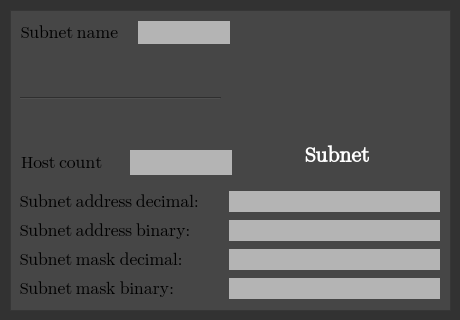
Above: src/widgetApp/SubnetDialog.ui from Projekt-zespolowy-TIU/DesignYourNetwork before the change. Below: the same form after it.
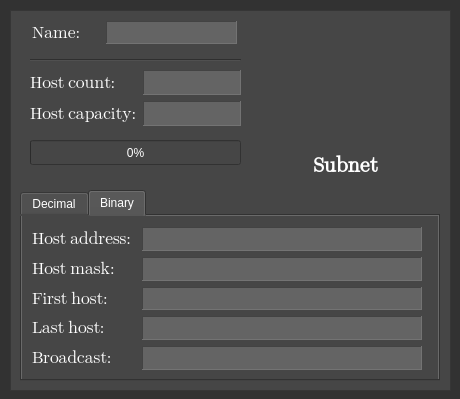
That is the form after the change. The open tabs and pages were chosen to show the change.

Patch:
```diff
--- a/src/widgetApp/SubnetDialog.ui
+++ b/src/widgetApp/SubnetDialog.ui
@@ -7,7 +7,7 @@
     <x>0</x>
     <y>0</y>
     <width>460</width>
-    <height>320</height>
+    <height>399</height>
    </rect>
   </property>
   <property name="windowTitle">
@@ -17,7 +17,8 @@
    <bool>false</bool>
   </property>
   <property name="styleSheet">
-   <string notr="true">background-color: rgb(50, 50, 50);</string>
+   <string notr="true">background-color: rgb(50, 50, 50);
+color: rgb(255, 255, 255);</string>
   </property>
   <widget class="QFrame" name="frame">
    <property name="geometry">
@@ -25,7 +26,7 @@
      <x>10</x>
      <y>10</y>
      <width>441</width>
-     <height>301</height>
+     <height>381</height>
     </rect>
    </property>
    <property name="font">
@@ -43,316 +44,12 @@
    <property name="frameShadow">
     <enum>QFrame::Raised</enum>
    </property>
-   <widget class="QLabel" name="imageLabel">
+   <widget class="QLabel" name="label_10">
     <property name="geometry">
      <rect>
-      <x>270</x>
-      <y>10</y>
-      <width>120</width>
-      <height>120</height>
-     </rect>
-    </property>
-    <property name="autoFillBackground">
-     <bool>false</bool>
-    </property>
-    <property name="styleSheet">
-     <string notr="true"/>
-    </property>
-    <property name="text">
-     <string/>
-    </property>
-    <property name="alignment">
-     <set>Qt::AlignCenter</set>
-    </property>
-   </widget>
-   <widget class="QLabel" name="label_5">
-    <property name="geometry">
-     <rect>
-      <x>11</x>
-      <y>11</y>
-      <width>111</width>
-      <height>23</height>
-     </rect>
-    </property>
-    <property name="font">
-     <font>
-      <family>Segoe UI Emoji</family>
-      <pointsize>13</pointsize>
-      <weight>50</weight>
-      <italic>false</italic>
-      <bold>false</bold>
-     </font>
-    </property>
-    <property name="text">
-     <string>Subnet name</string>
-    </property>
-   </widget>
-   <widget class="QLabel" name="subnetName">
-    <property name="geometry">
-     <rect>
-      <x>128</x>
-      <y>11</y>
-      <width>92</width>
-      <height>23</height>
-     </rect>
-    </property>
-    <property name="font">
-     <font>
-      <family>Segoe UI Emoji</family>
-      <pointsize>12</pointsize>
-      <weight>50</weight>
-      <italic>false</italic>
-      <bold>false</bold>
-     </font>
-    </property>
-    <property name="autoFillBackground">
-     <bool>false</bool>
-    </property>
-    <property name="styleSheet">
-     <string notr="true">background-color: rgb(180, 180, 180);
-color: rgb(248, 243, 183);</string>
-    </property>
-    <property name="text">
-     <string/>
-    </property>
-    <property name="alignment">
-     <set>Qt::AlignCenter</set>
-    </property>
-   </widget>
-   <widget class="Line" name="line">
-    <property name="geometry">
-     <rect>
-      <x>10</x>
-      <y>80</y>
-      <width>201</width>
-      <height>16</height>
-     </rect>
-    </property>
-    <property name="orientation">
-     <enum>Qt::Horizontal</enum>
-    </property>
-   </widget>
-   <widget class="QLabel" name="subnetMaskBinary">
-    <property name="geometry">
-     <rect>
-      <x>219</x>
-      <y>268</y>
-      <width>211</width>
-      <height>21</height>
-     </rect>
-    </property>
-    <property name="font">
-     <font>
-      <family>Segoe UI Emoji</family>
-      <pointsize>8</pointsize>
-      <weight>75</weight>
-      <italic>false</italic>
-      <bold>true</bold>
-     </font>
-    </property>
-    <property name="autoFillBackground">
-     <bool>false</bool>
-    </property>
-    <property name="styleSheet">
-     <string notr="true">background-color: rgb(180, 180, 180);
-color: rgb(248, 243, 183);</string>
-    </property>
-    <property name="text">
-     <string/>
-    </property>
-    <property name="alignment">
-     <set>Qt::AlignCenter</set>
-    </property>
-   </widget>
-   <widget class="QLabel" name="subnetMaskDecimal">
-    <property name="geometry">
-     <rect>
-      <x>219</x>
-      <y>239</y>
-      <width>211</width>
-      <height>21</height>
-     </rect>
-    </property>
-    <property name="font">
-     <font>
-      <family>Segoe UI Emoji</family>
-      <pointsize>12</pointsize>
-      <weight>75</weight>
-      <italic>false</italic>
-      <bold>true</bold>
-     </font>
-    </property>
-    <property name="autoFillBackground">
-     <bool>false</bool>
-    </property>
-    <property name="styleSheet">
-     <string notr="true">background-color: rgb(180, 180, 180);
-color: rgb(248, 243, 183);</string>
-    </property>
-    <property name="text">
-     <string/>
-    </property>
-    <property name="alignment">
-     <set>Qt::AlignCenter</set>
-    </property>
-   </widget>
-   <widget class="QLabel" name="subnetAddressDecimal">
-    <property name="geometry">
-     <rect>
-      <x>219</x>
-      <y>181</y>
-      <width>211</width>
-      <height>21</height>
-     </rect>
-    </property>
-    <property name="font">
-     <font>
-      <family>Segoe UI Emoji</family>
-      <pointsize>12</pointsize>
-      <weight>75</weight>
-      <bold>true</bold>
-     </font>
-    </property>
-    <property name="autoFillBackground">
-     <bool>false</bool>
-    </property>
-    <property name="styleSheet">
-     <string notr="true">background-color: rgb(180, 180, 180);
-color: rgb(248, 243, 183);</string>
-    </property>
-    <property name="text">
-     <string/>
-    </property>
-    <property name="alignment">
-     <set>Qt::AlignCenter</set>
-    </property>
-   </widget>
-   <widget class="QLabel" name="label_2">
-    <property name="geometry">
-     <rect>
-      <x>10</x>
-      <y>180</y>
-      <width>193</width>
-      <height>23</height>
-     </rect>
-    </property>
-    <property name="font">
-     <font>
-      <family>Segoe UI Emoji</family>
-      <pointsize>13</pointsize>
-      <weight>50</weight>
-      <italic>false</italic>
-      <bold>false</bold>
-     </font>
-    </property>
-    <property name="text">
-     <string>Subnet address decimal:</string>
-    </property>
-   </widget>
-   <widget class="QLabel" name="label">
-    <property name="geometry">
-     <rect>
-      <x>10</x>
-      <y>209</y>
-      <width>182</width>
-      <height>23</height>
-     </rect>
-    </property>
-    <property name="font">
-     <font>
-      <family>Segoe UI Emoji</family>
-      <pointsize>13</pointsize>
-      <weight>50</weight>
-      <italic>false</italic>
-      <bold>false</bold>
-     </font>
-    </property>
-    <property name="text">
-     <string>Subnet address binary:</string>
-    </property>
-   </widget>
-   <widget class="QLabel" name="label_3">
-    <property name="geometry">
-     <rect>
-      <x>10</x>
-      <y>267</y>
-      <width>163</width>
-      <height>23</height>
-     </rect>
-    </property>
-    <property name="font">
-     <font>
-      <family>Segoe UI Emoji</family>
-      <pointsize>13</pointsize>
-      <weight>50</weight>
-      <italic>false</italic>
-      <bold>false</bold>
-     </font>
-    </property>
-    <property name="text">
-     <string>Subnet mask binary:</string>
-    </property>
-   </widget>
-   <widget class="QLabel" name="label_4">
-    <property name="geometry">
-     <rect>
-      <x>10</x>
-      <y>238</y>
-      <width>175</width>
-      <height>23</height>
-     </rect>
-    </property>
-    <property name="font">
-     <font>
-      <family>Segoe UI Emoji</family>
-      <pointsize>13</pointsize>
-      <weight>50</weight>
-      <italic>false</italic>
-      <bold>false</bold>
-     </font>
-    </property>
-    <property name="text">
-     <string>Subnet mask decimal:</string>
-    </property>
-   </widget>
-   <widget class="QLabel" name="subnetAddressBinary">
-    <property name="geometry">
-     <rect>
-      <x>219</x>
-      <y>210</y>
-      <width>211</width>
-      <height>21</height>
-     </rect>
-    </property>
-    <property name="font">
-     <font>
-      <family>Segoe UI Emoji</family>
-      <pointsize>8</pointsize>
-      <weight>75</weight>
-      <italic>false</italic>
-      <bold>true</bold>
-     </font>
-    </property>
-    <property name="autoFillBackground">
-     <bool>false</bool>
-    </property>
-    <property name="styleSheet">
-     <string notr="true">background-color: rgb(180, 180, 180);
-color: rgb(248, 243, 183);</string>
-    </property>
-    <property name="text">
-     <string/>
-    </property>
-    <property name="alignment">
-     <set>Qt::AlignCenter</set>
-    </property>
-   </widget>
-   <widget class="QLabel" name="label_6">
-    <property name="geometry">
-     <rect>
-      <x>295</x>
-      <y>130</y>
-      <width>71</width>
+      <x>290</x>
+      <y>140</y>
+      <width>91</width>
       <height>31</height>
      </rect>
     </property>
@@ -370,19 +67,654 @@
     <property name="text">
      <string>Subnet</string>
     </property>
+    <property name="alignment">
+     <set>Qt::AlignCenter</set>
+    </property>
    </widget>
-   <widget class="QWidget" name="">
+   <widget class="QTabWidget" name="tabWidget">
     <property name="geometry">
      <rect>
-      <x>11</x>
-      <y>140</y>
+      <x>10</x>
+      <y>180</y>
+      <width>420</width>
+      <height>191</height>
+     </rect>
+    </property>
+    <property name="tabPosition">
+     <enum>QTabWidget::North</enum>
+    </property>
+    <property name="currentIndex">
+     <number>0</number>
+    </property>
+    <widget class="QWidget" name="tab">
+     <attribute name="title">
+      <string>Decimal</string>
+     </attribute>
+     <widget class="QWidget" name="">
+      <property name="geometry">
+       <rect>
+        <x>11</x>
+        <y>12</y>
+        <width>390</width>
+        <height>143</height>
+       </rect>
+      </property>
+      <layout class="QGridLayout" name="gridLayout">
+       <item row="0" column="0">
+        <widget class="QLabel" name="label_13">
+         <property name="font">
+          <font>
+           <family>Segoe UI Emoji</family>
+           <pointsize>13</pointsize>
+           <weight>50</weight>
+           <italic>false</italic>
+           <bold>false</bold>
+          </font>
+         </property>
+         <property name="text">
+          <string>Host address:</string>
+         </property>
+        </widget>
+       </item>
+       <item row="0" column="1">
+        <widget class="QLabel" name="subnetAddressDecimal">
+         <property name="minimumSize">
+          <size>
+           <width>280</width>
+           <height>0</height>
+          </size>
+         </property>
+         <property name="font">
+          <font>
+           <family>Segoe UI Emoji</family>
+           <pointsize>13</pointsize>
+           <weight>50</weight>
+           <bold>false</bold>
+          </font>
+         </property>
+         <property name="autoFillBackground">
+          <bool>false</bool>
+         </property>
+         <property name="styleSheet">
+          <string notr="true">background-color: rgb(100, 100, 100);
+</string>
+         </property>
+         <property name="frameShape">
+          <enum>QFrame::Panel</enum>
+         </property>
+         <property name="frameShadow">
+          <enum>QFrame::Sunken</enum>
+         </property>
+         <property name="text">
+          <string/>
+         </property>
+         <property name="alignment">
+          <set>Qt::AlignCenter</set>
+         </property>
+        </widget>
+       </item>
+       <item row="1" column="0">
+        <widget class="QLabel" name="label_16">
+         <property name="font">
+          <font>
+           <family>Segoe UI Emoji</family>
+           <pointsize>13</pointsize>
+           <weight>50</weight>
+           <italic>false</italic>
+           <bold>false</bold>
+          </font>
+         </property>
+         <property name="text">
+          <string>Host mask:</string>
+         </property>
+        </widget>
+       </item>
+       <item row="1" column="1">
+        <widget class="QLabel" name="subnetMaskDecimal">
+         <property name="minimumSize">
+          <size>
+           <width>280</width>
+           <height>0</height>
+          </size>
+         </property>
+         <property name="font">
+          <font>
+           <family>Segoe UI Emoji</family>
+           <pointsize>13</pointsize>
+           <weight>50</weight>
+           <italic>false</italic>
+           <bold>false</bold>
+          </font>
+         </property>
+         <property name="autoFillBackground">
+          <bool>false</bool>
+         </property>
+         <property name="styleSheet">
+          <string notr="true">background-color: rgb(100, 100, 100);
+</string>
+         </property>
+         <property name="frameShape">
+          <enum>QFrame::Panel</enum>
+         </property>
+         <property name="frameShadow">
+          <enum>QFrame::Sunken</enum>
+         </property>
+         <property name="text">
+          <string/>
+         </property>
+         <property name="alignment">
+          <set>Qt::AlignCenter</set>
+         </property>
+        </widget>
+       </item>
+       <item row="2" column="0">
+        <widget class="QLabel" name="label_19">
+         <property name="font">
+          <font>
+           <family>Segoe UI Emoji</family>
+           <pointsize>13</pointsize>
+           <weight>50</weight>
+           <italic>false</italic>
+           <bold>false</bold>
+          </font>
+         </property>
+         <property name="text">
+          <string>First host:</string>
+         </property>
+        </widget>
+       </item>
+       <item row="2" column="1">
+        <widget class="QLabel" name="firstAddressDecimal">
+         <property name="minimumSize">
+          <size>
+           <width>280</width>
+           <height>0</height>
+          </size>
+         </property>
+         <property name="font">
+          <font>
+           <family>Segoe UI Emoji</family>
+           <pointsize>13</pointsize>
+           <weight>50</weight>
+           <bold>false</bold>
+          </font>
+         </property>
+         <property name="autoFillBackground">
+          <bool>false</bool>
+         </property>
+         <property name="styleSheet">
+          <string notr="true">background-color: rgb(100, 100, 100);
+</string>
+         </property>
+         <property name="frameShape">
+          <enum>QFrame::Panel</enum>
+         </property>
+         <property name="frameShadow">
+          <enum>QFrame::Sunken</enum>
+         </property>
+         <property name="text">
+          <string/>
+         </property>
+         <property name="alignment">
+          <set>Qt::AlignCenter</set>
+         </property>
+        </widget>
+       </item>
+       <item row="3" column="0">
+        <widget class="QLabel" name="label_18">
+         <property name="font">
+          <font>
+           <family>Segoe UI Emoji</family>
+           <pointsize>13</pointsize>
+           <weight>50</weight>
+           <italic>false</italic>
+           <bold>false</bold>
+          </font>
+         </property>
+         <property name="text">
+          <string>Last host:</string>
+         </property>
+        </widget>
+       </item>
+       <item row="3" column="1">
+        <widget class="QLabel" name="lastAddressDecimal">
+         <property name="minimumSize">
+          <size>
+           <width>280</width>
+           <height>0</height>
+          </size>
+         </property>
+         <property name="font">
+          <font>
+           <family>Segoe UI Emoji</family>
+           <pointsize>13</pointsize>
+           <weight>50</weight>
+           <italic>false</italic>
+           <bold>false</bold>
+          </font>
+         </property>
+         <property name="autoFillBackground">
+          <bool>false</bool>
+         </property>
+         <property name="styleSheet">
+          <string notr="true">background-color: rgb(100, 100, 100);
+</string>
+         </property>
+         <property name="frameShape">
+          <enum>QFrame::Panel</enum>
+         </property>
+         <property name="frameShadow">
+          <enum>QFrame::Sunken</enum>
+         </property>
+         <property name="text">
+          <string/>
+         </property>
+         <property name="alignment">
+          <set>Qt::AlignCenter</set>
+         </property>
+        </widget>
+       </item>
+       <item row="4" column="0">
+        <widget class="QLabel" name="label_23">
+         <property name="font">
+          <font>
+           <family>Segoe UI Emoji</family>
+           <pointsize>13</pointsize>
+           <weight>50</weight>
+           <italic>false</italic>
+           <bold>false</bold>
+          </font>
+         </property>
+         <property name="text">
+          <string>Broadcast:</string>
+         </property>
+        </widget>
+       </item>
+       <item row="4" column="1">
+        <widget class="QLabel" name="broadcastAddressDecimal">
+         <property name="minimumSize">
+          <size>
+           <width>280</width>
+           <height>0</height>
+          </size>
+         </property>
+         <property name="font">
+          <font>
+           <family>Segoe UI Emoji</family>
+           <pointsize>13</pointsize>
+           <weight>50</weight>
+           <italic>false</italic>
+           <bold>false</bold>
+          </font>
+         </property>
+         <property name="autoFillBackground">
+          <bool>false</bool>
+         </property>
+         <property name="styleSheet">
+          <string notr="true">background-color: rgb(100, 100, 100);
+</string>
+         </property>
+         <property name="frameShape">
+          <enum>QFrame::Panel</enum>
+         </property>
+         <property name="frameShadow">
+          <enum>QFrame::Sunken</enum>
+         </property>
+         <property name="text">
+          <string/>
+         </property>
+         <property name="alignment">
+          <set>Qt::AlignCenter</set>
+         </property>
+        </widget>
+       </item>
+      </layout>
+     </widget>
+    </widget>
+    <widget class="QWidget" name="tab_2">
+     <attribute name="title">
+      <string>Binary</string>
+     </attribute>
+     <widget class="QWidget" name="">
+      <property name="geometry">
+       <rect>
+        <x>10</x>
+        <y>11</y>
+        <width>390</width>
+        <height>143</height>
+       </rect>
+      </property>
+      <layout class="QGridLayout" name="gridLayout_2">
+       <item row="0" column="0">
+        <widget class="QLabel" name="label_14">
+         <property name="font">
+          <font>
+           <family>Segoe UI Emoji</family>
+           <pointsize>13</pointsize>
+           <weight>50</weight>
+           <italic>false</italic>
+           <bold>false</bold>
+          </font>
+         </property>
+         <property name="text">
+          <string>Host address:</string>
+         </property>
+        </widget>
+       </item>
+       <item row="0" column="1">
+        <widget class="QLabel" name="subnetAddressBinary">
+         <property name="minimumSize">
+          <size>
+           <width>280</width>
+           <height>0</height>
+          </size>
+         </property>
+         <property name="font">
+          <font>
+           <family>Segoe UI Emoji</family>
+           <pointsize>6</pointsize>
+           <weight>50</weight>
+           <italic>false</italic>
+           <bold>false</bold>
+          </font>
+         </property>
+         <property name="autoFillBackground">
+          <bool>false</bool>
+         </property>
+         <property name="styleSheet">
+          <string notr="true">background-color: rgb(100, 100, 100);
+</string>
+         </property>
+         <property name="frameShape">
+          <enum>QFrame::Panel</enum>
+         </property>
+         <property name="frameShadow">
+          <enum>QFrame::Sunken</enum>
+         </property>
+         <property name="text">
+          <string/>
+         </property>
+         <property name="alignment">
+          <set>Qt::AlignCenter</set>
+         </property>
+        </widget>
+       </item>
+       <item row="1" column="0">
+        <widget class="QLabel" name="label_15">
+         <property name="font">
+          <font>
+           <family>Segoe UI Emoji</family>
+           <pointsize>13</pointsize>
+           <weight>50</weight>
+           <italic>false</italic>
+           <bold>false</bold>
+          </font>
+         </property>
+         <property name="text">
+          <string>Host mask:</string>
+         </property>
+        </widget>
+       </item>
+       <item row="1" column="1">
+        <widget class="QLabel" name="subnetMaskBinary">
+         <property name="minimumSize">
+          <size>
+           <width>280</width>
+           <height>0</height>
+          </size>
+         </property>
+         <property name="font">
+          <font>
+           <family>Segoe UI Emoji</family>
+           <pointsize>6</pointsize>
+           <weight>50</weight>
+           <italic>false</italic>
+           <bold>false</bold>
+          </font>
+         </property>
+         <property name="autoFillBackground">
+          <bool>false</bool>
+         </property>
+         <property name="styleSheet">
+          <string notr="true">background-color: rgb(100, 100, 100);
+</string>
+         </property>
+         <property name="frameShape">
+          <enum>QFrame::Panel</enum>
+         </property>
+         <property name="frameShadow">
+          <enum>QFrame::Sunken</enum>
+         </property>
+         <property name="text">
+          <string/>
+         </property>
+         <property name="alignment">
+          <set>Qt::AlignCenter</set>
+         </property>
+        </widget>
+       </item>
+       <item row="2" column="0">
+        <widget class="QLabel" name="label_21">
+         <property name="font">
+          <font>
+           <family>Segoe UI Emoji</family>
+           <pointsize>13</pointsize>
+           <weight>50</weight>
+           <italic>false</italic>
+           <bold>false</bold>
+          </font>
+         </property>
+         <property name="text">
+          <string>First host:</string>
+         </property>
+        </widget>
+       </item>
+       <item row="2" column="1">
+        <widget class="QLabel" name="firstAddressBinary">
+         <property name="minimumSize">
+          <size>
+           <width>280</width>
+           <height>0</height>
+          </size>
+         </property>
+         <property name="font">
+          <font>
+           <family>Segoe UI Emoji</family>
+           <pointsize>6</pointsize>
+           <weight>50</weight>
+           <bold>false</bold>
+          </font>
+         </property>
+         <property name="autoFillBackground">
+          <bool>false</bool>
+         </property>
+         <property name="styleSheet">
+          <string notr="true">background-color: rgb(100, 100, 100);
+</string>
+         </property>
+         <property name="frameShape">
+          <enum>QFrame::Panel</enum>
+         </property>
+         <property name="frameShadow">
+          <enum>QFrame::Sunken</enum>
+         </property>
+         <property name="text">
+          <string/>
+         </property>
+         <property name="alignment">
+          <set>Qt::AlignCenter</set>
+         </property>
+        </widget>
+       </item>
+       <item row="3" column="0">
+        <widget class="QLabel" name="label_20">
+         <property name="font">
+          <font>
+           <family>Segoe UI Emoji</family>
+           <pointsize>13</pointsize>
+           <weight>50</weight>
+           <italic>false</italic>
+           <bold>false</bold>
+          </font>
+         </property>
+         <property name="text">
+          <string>Last host:</string>
+         </property>
+        </widget>
+       </item>
+       <item row="3" column="1">
+        <widget class="QLabel" name="lastAddressBinary">
+         <property name="minimumSize">
+          <size>
+           <width>280</width>
+           <height>0</height>
+          </size>
+         </property>
+         <property name="font">
+          <font>
+           <family>Segoe UI Emoji</family>
+           <pointsize>6</pointsize>
+           <weight>50</weight>
+           <italic>false</italic>
+           <bold>false</bold>
+          </font>
+         </property>
+         <property name="autoFillBackground">
+          <bool>false</bool>
+         </property>
+         <property name="styleSheet">
+          <string notr="true">background-color: rgb(100, 100, 100);
+</string>
+         </property>
+         <property name="frameShape">
+          <enum>QFrame::Panel</enum>
+         </property>
+         <property name="frameShadow">
+          <enum>QFrame::Sunken</enum>
+         </property>
+         <property name="text">
+          <string/>
+         </property>
+         <property name="alignment">
+          <set>Qt::AlignCenter</set>
+         </property>
+        </widget>
+       </item>
+       <item row="4" column="0">
+        <widget class="QLabel" name="label_22">
+         <property name="font">
+          <font>
+           <family>Segoe UI Emoji</family>
+           <pointsize>13</pointsize>
+           <weight>50</weight>
+           <italic>false</italic>
+           <bold>false</bold>
+          </font>
+         </property>
+         <property name="text">
+          <string>Broadcast:</string>
+         </property>
+        </widget>
+       </item>
+       <item row="4" column="1">
+        <widget class="QLabel" name="broadcastAddressBinary">
+         <property name="minimumSize">
+          <size>
+           <width>280</width>
+           <height>0</height>
+          </size>
+         </property>
+         <property name="font">
+          <font>
+           <family>Segoe UI Emoji</family>
+           <pointsize>6</pointsize>
+           <weight>50</weight>
+           <italic>false</italic>
+           <bold>false</bold>
+          </font>
+         </property>
+         <property name="autoFillBackground">
+          <bool>false</bool>
+         </property>
+         <property name="styleSheet">
+          <string notr="true">background-color: rgb(100, 100, 100);
+</string>
+         </property>
+         <property name="frameShape">
+          <enum>QFrame::Panel</enum>
+         </property>
+         <property name="frameShadow">
+          <enum>QFrame::Sunken</enum>
+         </property>
+         <property name="text">
+          <string/>
+         </property>
+         <property name="alignment">
+          <set>Qt::AlignCenter</set>
+         </property>
+        </widget>
+       </item>
+      </layout>
+     </widget>
+    </widget>
+   </widget>
+   <widget class="QPushButton" name="graphImage">
+    <property name="enabled">
+     <bool>false</bool>
+    </property>
+    <property name="geometry">
+     <rect>
+      <x>280</x>
+      <y>20</y>
+      <width>120</width>
+      <height>120</height>
+     </rect>
+    </property>
+    <property name="text">
+     <string/>
+    </property>
+    <property name="flat">
+     <bool>true</bool>
+    </property>
+   </widget>
+   <widget class="QProgressBar" name="progressBar">
+    <property name="geometry">
+     <rect>
+      <x>20</x>
+      <y>130</y>
       <width>211</width>
       <height>25</height>
      </rect>
     </property>
-    <layout class="QHBoxLayout" name="horizontalLayout">
-     <item>
-      <widget class="QLabel" name="label_7">
+    <property name="value">
+     <number>0</number>
+    </property>
+   </widget>
+   <widget class="Line" name="line_3">
+    <property name="geometry">
+     <rect>
+      <x>20</x>
+      <y>40</y>
+      <width>211</width>
+      <height>20</height>
+     </rect>
+    </property>
+    <property name="orientation">
+     <enum>Qt::Horizontal</enum>
+    </property>
+   </widget>
+   <widget class="QWidget" name="layoutWidget_4">
+    <property name="geometry">
+     <rect>
+      <x>20</x>
+      <y>60</y>
+      <width>211</width>
+      <height>56</height>
+     </rect>
+    </property>
+    <layout class="QGridLayout" name="gridLayout_4">
+     <item row="0" column="0">
+      <widget class="QLabel" name="label_17">
        <property name="font">
         <font>
          <family>Segoe UI Emoji</family>
@@ -393,19 +725,48 @@
         </font>
        </property>
        <property name="text">
-        <string>Host count</string>
+        <string>Host count:</string>
        </property>
       </widget>
      </item>
-     <item>
+     <item row="0" column="1">
       <widget class="QLabel" name="hostCount">
-       <property name="enabled">
-        <bool>true</bool>
+       <property name="font">
+        <font>
+         <family>Segoe UI Emoji</family>
+         <pointsize>13</pointsize>
+         <weight>50</weight>
+         <italic>false</italic>
+         <bold>false</bold>
+        </font>
        </property>
+       <property name="autoFillBackground">
+        <bool>false</bool>
+       </property>
+       <property name="styleSheet">
+        <string notr="true">background-color: rgb(100, 100, 100);
+</string>
+       </property>
+       <property name="frameShape">
+        <enum>QFrame::Panel</enum>
+       </property>
+       <property name="frameShadow">
+        <enum>QFrame::Sunken</enum>
+       </property>
+       <property name="text">
+        <string/>
+       </property>
+       <property name="alignment">
+        <set>Qt::AlignCenter</set>
+       </property>
+      </widget>
+     </item>
+     <item row="1" column="1">
+      <widget class="QLabel" name="hostCapacity">
        <property name="font">
         <font>
          <family>Segoe UI Emoji</family>
-         <pointsize>12</pointsize>
+         <pointsize>13</pointsize>
          <weight>50</weight>
          <italic>false</italic>
          <bold>false</bold>
@@ -415,9 +776,15 @@
         <bool>false</bool>
        </property>
        <property name="styleSheet">
-        <string notr="true">background-color: rgb(180, 180, 180);
-color: rgb(248, 243, 183);</string>
+        <string notr="true">background-color: rgb(100, 100, 100);
+</string>
        </property>
+       <property name="frameShape">
+        <enum>QFrame::Panel</enum>
+       </property>
+       <property name="frameShadow">
+        <enum>QFrame::Sunken</enum>
+       </property>
        <property name="text">
         <string/>
        </property>
@@ -426,8 +793,90 @@
        </property>
       </widget>
      </item>
+     <item row="1" column="0">
+      <widget class="QLabel" name="label_11">
+       <property name="font">
+        <font>
+         <family>Segoe UI Emoji</family>
+         <pointsize>13</pointsize>
+         <weight>50</weight>
+         <italic>false</italic>
+         <bold>false</bold>
+        </font>
+       </property>
+       <property name="text">
+        <string>Host capacity:</string>
+       </property>
+      </widget>
+     </item>
     </layout>
    </widget>
+   <widget class="QLabel" name="subnetName">
+    <property name="geometry">
+     <rect>
+      <x>96</x>
+      <y>11</y>
+      <width>131</width>
+      <height>23</height>
+     </rect>
+    </property>
+    <property name="minimumSize">
+     <size>
+      <width>120</width>
+      <height>0</height>
+     </size>
+    </property>
+    <property name="font">
+     <font>
+      <family>Segoe UI Emoji</family>
+      <pointsize>13</pointsize>
+      <weight>50</weight>
+      <italic>false</italic>
+      <bold>false</bold>
+     </font>
+    </property>
+    <property name="autoFillBackground">
+     <bool>false</bool>
+    </property>
+    <property name="styleSheet">
+     <string notr="true">background-color: rgb(100, 100, 100);
+</string>
+    </property>
+    <property name="frameShape">
+     <enum>QFrame::Panel</enum>
+    </property>
+    <property name="frameShadow">
+     <enum>QFrame::Sunken</enum>
+    </property>
+    <property name="text">
+     <string/>
+    </property>
+    <property name="alignment">
+     <set>Qt::AlignCenter</set>
+    </property>
+   </widget>
+   <widget class="QLabel" name="label_9">
+    <property name="geometry">
+     <rect>
+      <x>22</x>
+      <y>11</y>
+      <width>49</width>
+      <height>23</height>
+     </rect>
+    </property>
+    <property name="font">
+     <font>
+      <family>Segoe UI Emoji</family>
+      <pointsize>13</pointsize>
+      <weight>50</weight>
+      <italic>false</italic>
+      <bold>false</bold>
+     </font>
+    </property>
+    <property name="text">
+     <string>Name:</string>
+    </property>
+   </widget>
   </widget>
  </widget>
  <resources/>
```
